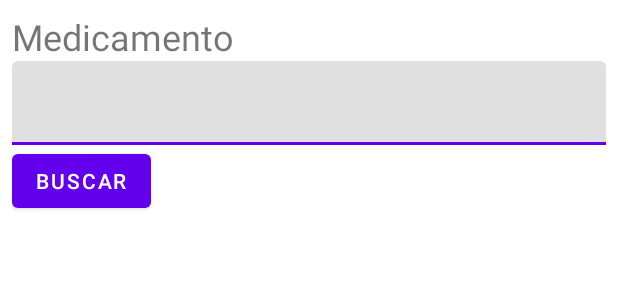
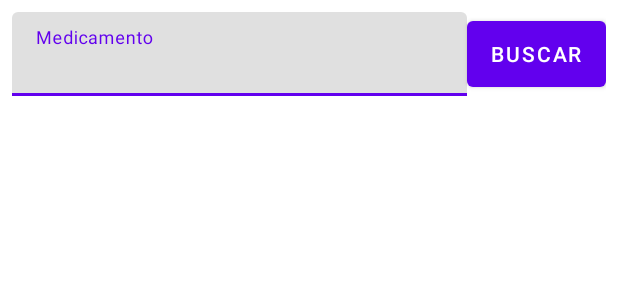
Before and after one commit to richardmcr/tads_projeto_4, an Android app: the layout fragment_busca_medicamento.xml on its own in the app's theme, with its tools: preview values and no code run, on a phone screen of 412 x 824 dp. Shown: the top 300 px of the screen. Run offline under Robolectric (Android 15) with nearby library versions, the phone set to English and light mode, and no system bars.

Commit message:
add melhorias na seleção de remédio

```diff
--- a/app/src/main/res/layout/fragment_busca_medicamento.xml
+++ b/app/src/main/res/layout/fragment_busca_medicamento.xml
@@ -1,19 +1,22 @@
 <?xml version="1.0" encoding="utf-8"?>
 <LinearLayout xmlns:android="http://schemas.android.com/apk/res/android"
+    xmlns:tools="http://schemas.android.com/tools"
+    android:layout_width="match_parent"
+    android:layout_height="match_parent"
+    android:layout_margin="8dp"
+    android:orientation="vertical"
+    tools:context=".view.BuscaMedicamentosFragment">
+
+    <LinearLayout
         android:layout_width="match_parent"
         android:layout_height="wrap_content"
-    android:layout_margin="8dp"
-    android:orientation="vertical">
-
-    <TextView
-        android:layout_width="match_parent"
+        android:orientation="horizontal"
+        android:gravity="center">
+        <com.google.android.material.textfield.TextInputLayout
+            android:layout_width="0dp"
             android:layout_height="wrap_content"
-        android:text="@string/medicamento"
-        android:textSize="24sp" />
-
-    <com.google.android.material.textfield.TextInputLayout
-        android:layout_width="match_parent"
-        android:layout_height="wrap_content">
+            android:layout_weight="1"
+            android:hint="@string/medicamento">
 
             <com.google.android.material.textfield.TextInputEditText
                 android:id="@+id/tiet_busca"
@@ -24,11 +27,14 @@
         <Button
             android:id="@+id/btn_buscar"
             android:layout_width="wrap_content"
-        android:layout_height="wrap_content"
+            android:layout_height="match_parent"
             android:text="@string/buscar" />
+
+    </LinearLayout>
 
     <androidx.recyclerview.widget.RecyclerView
         android:id="@+id/rv_medicamentos"
         android:layout_width="match_parent"
-        android:layout_height="wrap_content" />
+        android:layout_height="0dp"
+        android:layout_weight="1"/>
 </LinearLayout>
```
Also changed, not shown: app/src/main/java/uni9/projetopraticoemsistemas/myhealth/model/dto/MedicamentoResponse.java (+6 -3 lines), app/src/main/java/uni9/projetopraticoemsistemas/myhealth/view/BuscaMedicamentosFragment.java (+12 -14 lines), app/src/main/java/uni9/projetopraticoemsistemas/myhealth/viewmodel/BuscaMedicamentoViewModel.java (+5 -15 lines). Lines whose indentation alone changed are shown as unchanged.
